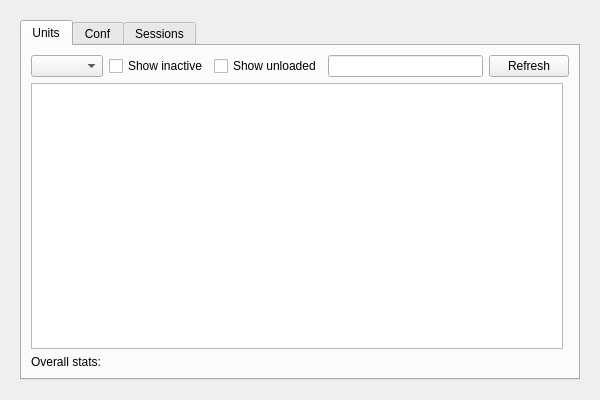
Above: ui/kcmsystemd.ui from rthomsen/kcmsystemd before the change. Below: the same form after it.
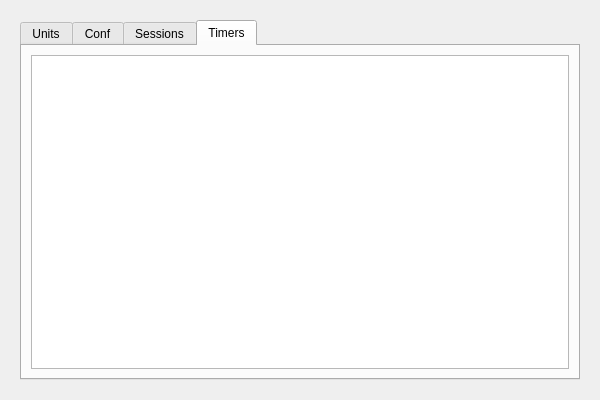
That is the form after the change. The open tabs and pages were chosen to show the change.

Commit message: Initial implementation of a timers tab.

```diff
--- a/ui/kcmsystemd.ui
+++ b/ui/kcmsystemd.ui
@@ -301,6 +301,48 @@
            </item>
           </layout>
          </widget>
+         <widget class="QWidget" name="tabTimers">
+          <attribute name="title">
+           <string>Timers</string>
+          </attribute>
+          <layout class="QGridLayout" name="gridLayout_4">
+           <item row="0" column="0">
+            <layout class="QGridLayout" name="gridLayout_3">
+             <item row="0" column="0">
+              <widget class="QTableView" name="tblTimers">
+               <property name="contextMenuPolicy">
+                <enum>Qt::CustomContextMenu</enum>
+               </property>
+               <property name="editTriggers">
+                <set>QAbstractItemView::NoEditTriggers</set>
+               </property>
+               <property name="tabKeyNavigation">
+                <bool>false</bool>
+               </property>
+               <property name="selectionMode">
+                <enum>QAbstractItemView::SingleSelection</enum>
+               </property>
+               <property name="selectionBehavior">
+                <enum>QAbstractItemView::SelectRows</enum>
+               </property>
+               <property name="showGrid">
+                <bool>false</bool>
+               </property>
+               <attribute name="horizontalHeaderStretchLastSection">
+                <bool>true</bool>
+               </attribute>
+               <attribute name="verticalHeaderVisible">
+                <bool>false</bool>
+               </attribute>
+               <attribute name="verticalHeaderDefaultSectionSize">
+                <number>20</number>
+               </attribute>
+              </widget>
+             </item>
+            </layout>
+           </item>
+          </layout>
+         </widget>
         </widget>
        </item>
       </layout>
```
The commit also changes 2 other files.
